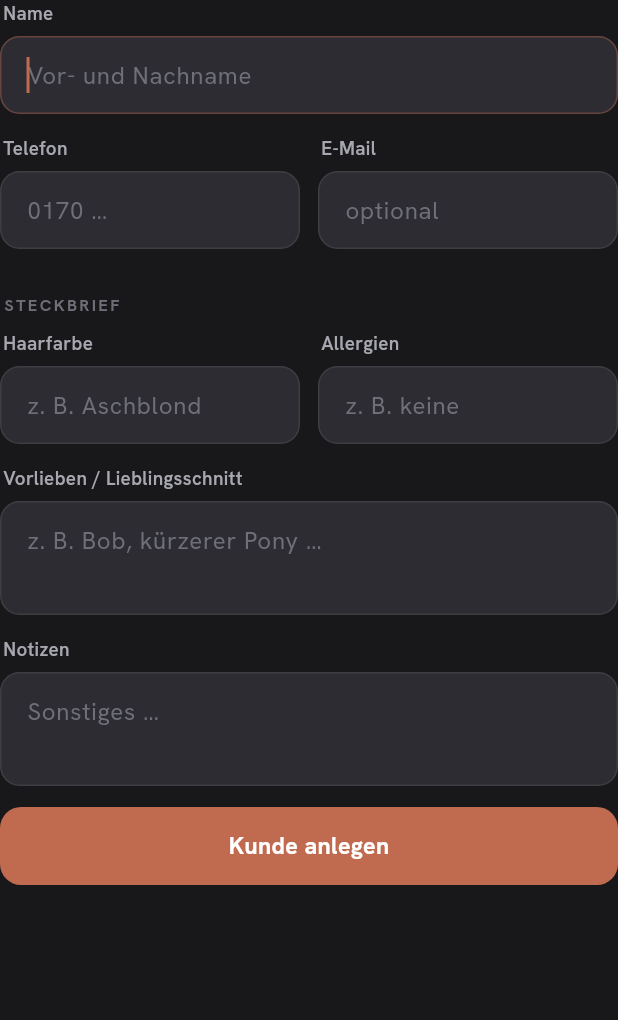
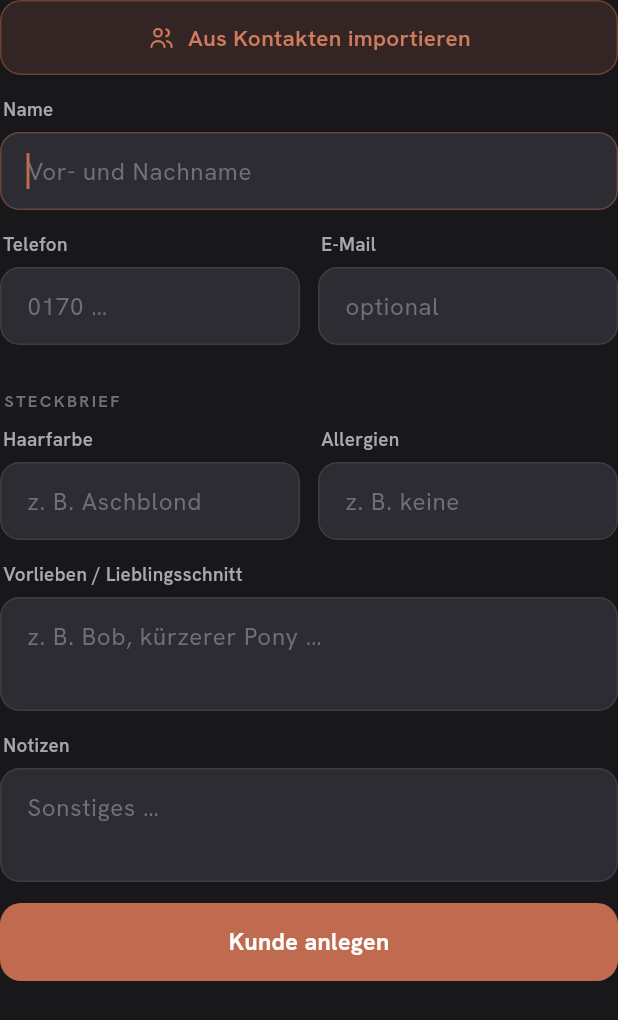
Before and after one commit to omerfarukakcan66-spec/berberoo-app, a Flutter app: the CustomerForm widget shown alone on an empty page, opened directly with empty values, on a phone screen of 412 x 824 dp. Shown: the top 1020 px of the screen. Run offline on Flutter 3.47's test engine with Material 3 defaults, Android fonts, the phone set to English and light mode, and no system bars; our stand-ins replace flutter_contacts, flutter_svg, google_fonts, share_plus, shared_preferences; accounts and stored records are empty.

Commit message:
feat: import customer from phone contacts
- Customer form: "Aus Kontakten importieren" button (new customers only)
- Opens native iOS contact picker
- Auto-fills name, phone, email from selected contact
- Added flutter_contacts dependency + NSContactsUsageDescription

Co-Authored-By: Claude Sonnet 4.6 <noreply@anthropic.com>

```diff
--- a/lib/forms/customer_form.dart
+++ b/lib/forms/customer_form.dart
@@ -1,10 +1,13 @@
 import 'package:flutter/material.dart';
+import 'package:flutter_contacts/flutter_contacts.dart';
 import '../theme/app_colors.dart';
 import '../data/models.dart';
 import '../data/store.dart';
 import '../data/date_utils.dart';
 import '../widgets/common.dart';
 import '../widgets/inputs.dart';
+import '../widgets/press_scale.dart';
+import '../widgets/app_icon.dart';
 import '../widgets/toast.dart';
 
 /// Kundenformular — Portierung von CustomerForm (forms.jsx).
@@ -38,6 +41,27 @@ class _CustomerFormState extends State<CustomerForm> {
     super.dispose();
   }
 
+  Future<void> _pickContact() async {
+    try {
+      final granted = await FlutterContacts.requestPermission();
+      if (!granted) {
+        if (mounted) Toast.show(context, 'Kontakte-Zugriff verweigert');
+        return;
+      }
+      final contact = await FlutterContacts.openExternalPick();
+      if (contact == null) return;
+      final full = await FlutterContacts.getContact(contact.id);
+      if (full == null) return;
+      setState(() {
+        _name.text = full.displayName;
+        if (full.phones.isNotEmpty) _phone.text = full.phones.first.number;
+        if (full.emails.isNotEmpty) _email.text = full.emails.first.address;
+      });
+    } catch (_) {
+      if (mounted) Toast.show(context, 'Kontakt konnte nicht geladen werden');
+    }
+  }
+
   void _submit() {
     if (_name.text.trim().isEmpty) {
       setState(() => err = 'Bitte einen Namen eingeben.');
@@ -63,6 +87,33 @@ class _CustomerFormState extends State<CustomerForm> {
     return Column(
       crossAxisAlignment: CrossAxisAlignment.stretch,
       children: [
+        if (base == null) ...[
+          PressScale(
+            onTap: _pickContact,
+            child: Container(
+              height: 50,
+              alignment: Alignment.center,
+              decoration: BoxDecoration(
+                color: context.c.accentSoft,
+                borderRadius: BorderRadius.circular(14),
+                border: Border.all(color: context.c.accentLine),
+              ),
+              child: Row(
+                mainAxisAlignment: MainAxisAlignment.center,
+                children: [
+                  AppIcon('users', size: 19, color: context.c.accentBright),
+                  const SizedBox(width: 8),
+                  Text('Aus Kontakten importieren',
+                      style: TextStyle(
+                          fontSize: 15,
+                          fontWeight: FontWeight.w600,
+                          color: context.c.accentBright)),
+                ],
+              ),
+            ),
+          ),
+          const SizedBox(height: 14),
+        ],
         AppField(
           label: 'Name',
           child: AppTextField(
--- a/pubspec.yaml
+++ b/pubspec.yaml
@@ -20,6 +20,7 @@ dependencies:
   flutter_svg: ^2.0.10+1    # identische Icon-Pfade aus dem HTML
   url_launcher: ^6.3.0      # Anrufen / E-Mail aus dem Kundendetail
   share_plus: ^10.0.0       # Export-Datei via iOS Share-Sheet
+  flutter_contacts: ^1.1.9+2  # Kontakte aus Telefonbuch importieren
 
 dev_dependencies:
   flutter_lints: ^4.0.0
```
Also changed, not shown: pubspec.lock, 1 other file.
